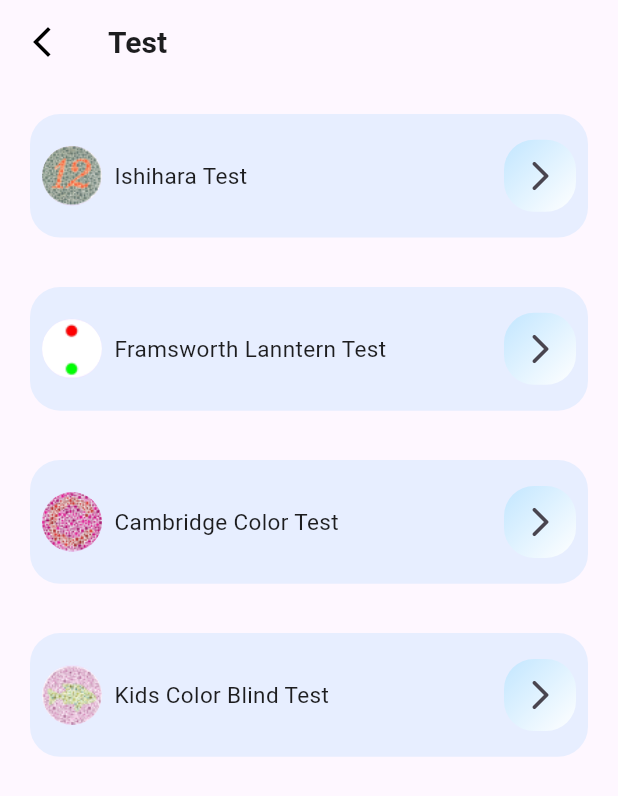
After one commit to ahmedhossam1212/eye-test, a Flutter app: the screen it shows after launch, after a tap on the "visibility" icon, on a phone screen of 412 x 824 dp. The commit adds this screen. Shown: the top 796 px of the screen. Run offline on Flutter 3.47's test engine with Material 3 defaults, Android fonts, the phone set to English and light mode, and no system bars; our stand-ins replace smooth_page_indicator; missing offline and left inert: enefty_icons; Roboto replaces fonts that are missing (Poppins).

Commit message:
create test Screen

```diff
--- a/lib/presentation/view/screens/home_screen.dart
+++ b/lib/presentation/view/screens/home_screen.dart
@@ -1,8 +1,8 @@
 import 'package:eye_test/core/utils/app_colors.dart';
 import 'package:eye_test/core/utils/media_query_values.dart';
 import 'package:eye_test/core/utils/style_manager.dart';
+import 'package:eye_test/presentation/view/screens/test_screen.dart';
 import 'package:flutter/material.dart';
-import 'package:flutter/widgets.dart';
 
 class HomeScreen extends StatelessWidget {
   const HomeScreen({super.key});
@@ -74,7 +74,15 @@ class HomeScreen extends StatelessWidget {
                         child: Column(
                           crossAxisAlignment: CrossAxisAlignment.start,
                           children: [
-                            Container(
+                            InkWell(
+                              onTap: () {
+                                Navigator.push(
+                                    context,
+                                    MaterialPageRoute(
+                                      builder: (context) => TestScreen(),
+                                    ));
+                              },
+                              child: Container(
                                 width: context.width * 0.12,
                                 height: context.height * 0.06,
                                 decoration: BoxDecoration(
@@ -87,6 +95,7 @@ class HomeScreen extends StatelessWidget {
                                 child: Icon(
                                   Icons.visibility,
                                   color: AppColors.black,
+                                ),
                               ),
                             ),
                             const SizedBox(
--- a/lib/presentation/view/screens/profile_screen.dart
+++ b/lib/presentation/view/screens/profile_screen.dart
@@ -1,5 +1,3 @@
-import 'package:eye_test/core/utils/app_colors.dart';
-import 'package:eye_test/core/utils/media_query_values.dart';
 import 'package:flutter/material.dart';
 import 'package:flutter/widgets.dart';
 
@@ -8,6 +6,6 @@ class ProfileScreen extends StatelessWidget {
 
   @override
   Widget build(BuildContext context) {
-    return Center(child: Text("profile"));
+    return const Center(child: Text("profile"));
   }
 }
--- /dev/null
+++ b/lib/presentation/view/screens/test_screen.dart
@@ -0,0 +1,54 @@
+import 'package:eye_test/core/utils/app_colors.dart';
+import 'package:eye_test/core/utils/media_query_values.dart';
+import 'package:eye_test/core/utils/style_manager.dart';
+import 'package:eye_test/presentation/view/widgets/test_items.dart';
+import 'package:flutter/material.dart';
+
+class TestScreen extends StatelessWidget {
+  TestScreen({super.key});
+
+  final List<String> images = [
+    "assets/images/IshiharaTest.png",
+    "assets/images/Framsworth Lanntern Test.png",
+    "assets/images/Cambridge Color Test.png",
+    "assets/images/Kids Color Blind Test.png"
+  ];
+  final List<String> title = [
+    "Ishihara Test",
+    "Framsworth Lanntern Test",
+    "Cambridge Color Test",
+    "Kids Color Blind Test"
+  ];
+  final List<Widget> screens = [];
+
+  @override
+  Widget build(BuildContext context) {
+    return Scaffold(
+      appBar: AppBar(
+        leading: IconButton(
+          onPressed: () {
+            Navigator.pop(context);
+          },
+          icon: const Icon(
+            Icons.arrow_back_ios_new,
+            color: Colors.black,
+          ),
+        ),
+        title: Text(
+          "Test",
+          style: getBoldStyle(color: AppColors.black, fontSize: 20),
+        ),
+      ),
+      body: Padding(
+        padding: const EdgeInsets.all(20.0),
+        child: ListView.separated(
+            itemBuilder: (context, index) => buildTestItem(context,
+                image: images[index], title: title[index], fun: () {}),
+            separatorBuilder: (context, index) => SizedBox(
+                  height: context.height * 0.04,
+                ),
+            itemCount: 4),
+      ),
+    );
+  }
+}
--- /dev/null
+++ b/lib/presentation/view/widgets/test_items.dart
@@ -0,0 +1,47 @@
+import 'package:eye_test/core/utils/app_colors.dart';
+import 'package:eye_test/core/utils/media_query_values.dart';
+import 'package:eye_test/core/utils/style_manager.dart';
+import 'package:flutter/material.dart';
+
+Widget buildTestItem(BuildContext context,
+        {required String image,
+        required String title,
+        required VoidCallback fun}) =>
+    Container(
+      decoration: BoxDecoration(
+          borderRadius: BorderRadius.circular(20), color: AppColors.babyBlue),
+      width: double.infinity,
+      height: context.height * 0.1,
+      child: Padding(
+        padding: const EdgeInsets.all(8.0),
+        child: Row(
+          children: [
+            CircleAvatar(
+              backgroundImage: AssetImage(image),
+            ),
+            SizedBox(
+              width: context.width * 0.02,
+            ),
+            Text(
+              title,
+              style: getRegularStyle(color: AppColors.black, fontSize: 15),
+            ),
+            const Spacer(),
+            Container(
+              decoration: BoxDecoration(
+                  borderRadius: BorderRadius.circular(20),
+                  gradient: LinearGradient(
+                      begin: Alignment.topLeft,
+                      end: Alignment.bottomRight,
+                      colors: [
+                        AppColors.primary,
+                        AppColors.white,
+                      ])),
+              child: IconButton(
+                  onPressed: fun,
+                  icon: const Icon(Icons.arrow_forward_ios_rounded)),
+            )
+          ],
+        ),
+      ),
+    );
```
Lines whose indentation alone changed are shown as unchanged.
